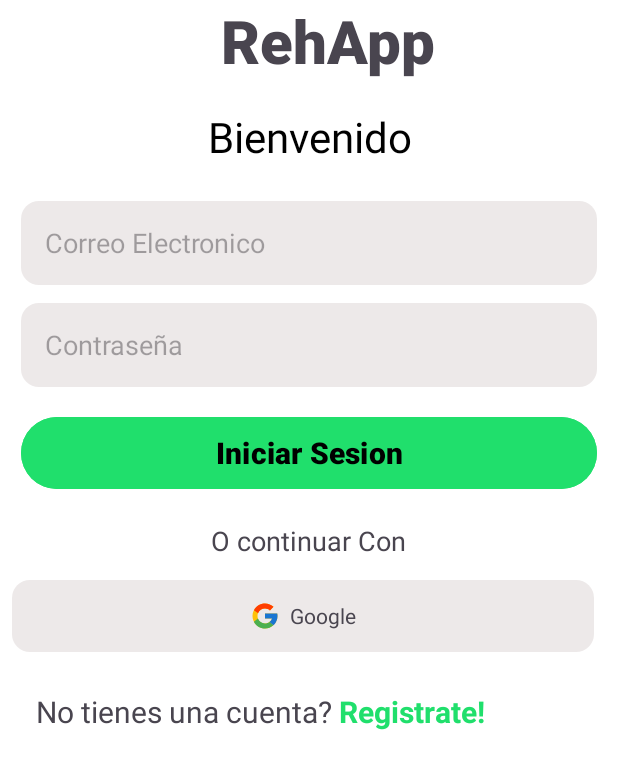
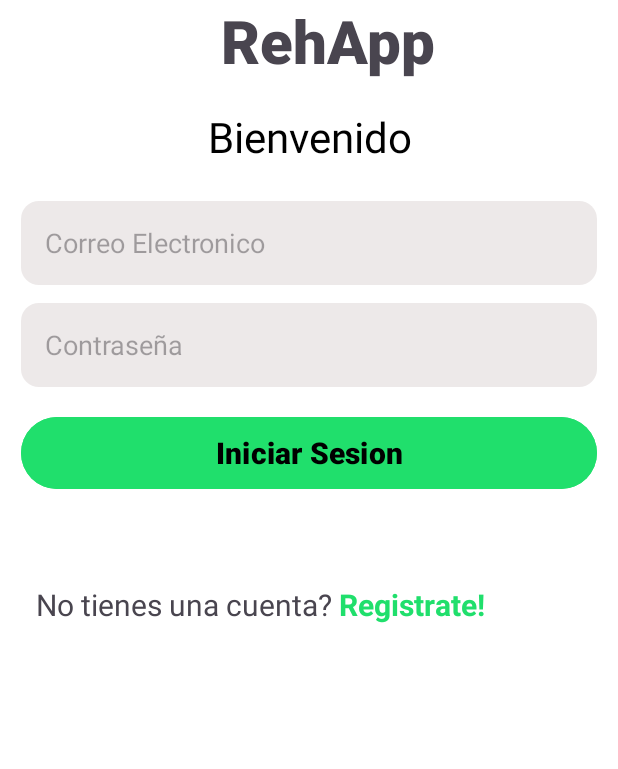
Before and after one commit to Rione007/RehApp, an Android app: the screen it shows after launch (LoginActivity), on a phone screen of 412 x 824 dp. Shown: the top 769 px of the screen. Run offline under Robolectric (Android 15) with nearby library versions, the phone set to English and light mode, and no system bars; our stand-ins replace Firebase (no records; nobody signed in at launch, a user with empty details on screens opened directly); 1 statement that could not run was skipped.

Commit message:
ultimo commit espero

```diff
--- a/app/src/main/java/com/dam/rehapp/ui/LoginActivity.kt
+++ b/app/src/main/java/com/dam/rehapp/ui/LoginActivity.kt
@@ -74,18 +74,18 @@ class LoginActivity : AppCompatActivity() {
             }
         }
 
-        // 🔹 LOGIN CON GOOGLE
-        val gso = GoogleSignInOptions.Builder(GoogleSignInOptions.DEFAULT_SIGN_IN)
-            .requestIdToken(getString(R.string.default_web_client_id))
-            .requestEmail()
-            .build()
-
-        googleSignInClient = GoogleSignIn.getClient(this, gso)
-        auth = FirebaseAuth.getInstance()
-
-        btnGoogle.setOnClickListener {
-            signInWithGoogle()
-        }
+//        // 🔹 LOGIN CON GOOGLE
+//        val gso = GoogleSignInOptions.Builder(GoogleSignInOptions.DEFAULT_SIGN_IN)
+//            .requestIdToken(getString(R.string.default_web_client_id))
+//            .requestEmail()
+//            .build()
+//
+//        googleSignInClient = GoogleSignIn.getClient(this, gso)
+//        auth = FirebaseAuth.getInstance()
+//
+//        btnGoogle.setOnClickListener {
+//            signInWithGoogle()
+//        }
 
         // Ajuste visual
         enableEdgeToEdge()
--- a/app/src/main/res/layout/activity_login.xml
+++ b/app/src/main/res/layout/activity_login.xml
@@ -109,11 +109,11 @@
                 android:layout_height="1dp"
                 android:layout_weight="1" />
 
-            <TextView
-                android:layout_width="wrap_content"
-                android:layout_height="wrap_content"
-                android:text="  O continuar Con  "
-                android:textSize="18sp" />
+<!--            <TextView-->
+<!--                android:layout_width="wrap_content"-->
+<!--                android:layout_height="wrap_content"-->
+<!--                android:text="  O continuar Con  "-->
+<!--                android:textSize="18sp" />-->
 
             <View
                 android:layout_width="0dp"
@@ -131,28 +131,28 @@
             android:spacing="8dp"
             android:weightSum="2">
 
-            <LinearLayout
-                android:layout_width="match_parent"
-                android:layout_height="48dp"
-                android:layout_marginEnd="8dp"
-                android:id="@+id/btnGoogle"
-                android:background="@drawable/bg_input"
-                android:gravity="center"
-                android:orientation="horizontal"
-                android:padding="8dp">
+<!--            <LinearLayout-->
+<!--                android:layout_width="match_parent"-->
+<!--                android:layout_height="48dp"-->
+<!--                android:layout_marginEnd="8dp"-->
+<!--                android:id="@+id/btnGoogle"-->
+<!--                android:background="@drawable/bg_input"-->
+<!--                android:gravity="center"-->
+<!--                android:orientation="horizontal"-->
+<!--                android:padding="8dp">-->
 
-                <ImageView
-                    android:id="@+id/google_icon"
-                    android:layout_width="20dp"
-                    android:layout_height="20dp"
-                    android:contentDescription="Google"
-                    android:src="@drawable/ic_google" />
+<!--                <ImageView-->
+<!--                    android:id="@+id/google_icon"-->
+<!--                    android:layout_width="20dp"-->
+<!--                    android:layout_height="20dp"-->
+<!--                    android:contentDescription="Google"-->
+<!--                    android:src="@drawable/ic_google" />-->
 
-                <TextView
-                    android:layout_width="wrap_content"
-                    android:layout_height="wrap_content"
-                    android:text="  Google" />
-            </LinearLayout>
+<!--                <TextView-->
+<!--                    android:layout_width="wrap_content"-->
+<!--                    android:layout_height="wrap_content"-->
+<!--                    android:text="  Google" />-->
+<!--            </LinearLayout>-->
         </LinearLayout>
 
     </LinearLayout>
```
Also changed, not shown: gradle/wrapper/gradle-wrapper.properties.
